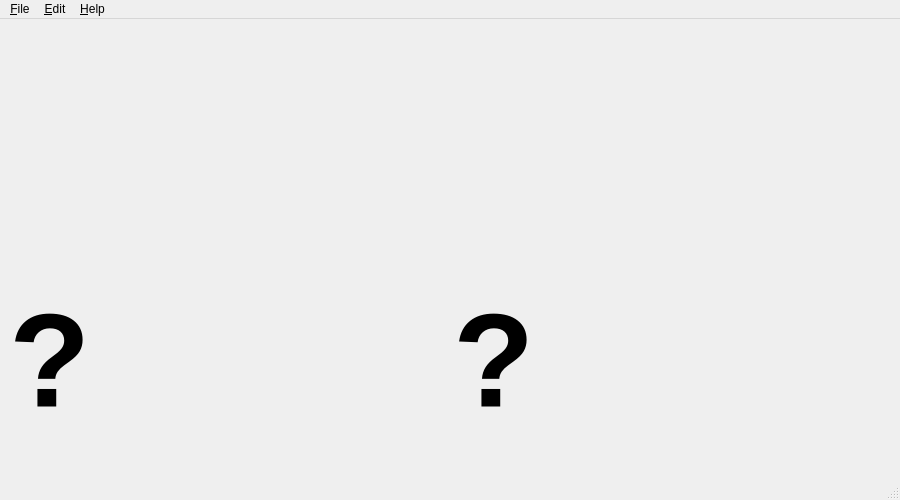
First picture: the form in src/UIMain.ui, repository jolange/qTuner, before the edit.
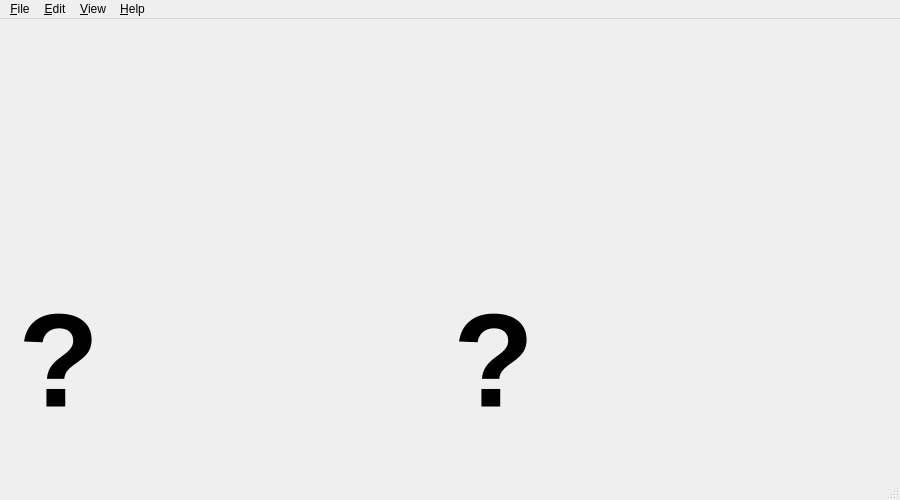
Second picture: the form after the edit.

Commit message: show/hide

What changed in the file:
```diff
--- a/src/UIMain.ui
+++ b/src/UIMain.ui
@@ -46,21 +46,8 @@
        </widget>
       </item>
       <item>
+       <widget class="QWidget" name="widgetNumTuner" native="true">
        <layout class="QHBoxLayout" name="horizontalLayout">
-        <item>
-         <widget class="QLabel" name="labelNote">
-          <property name="font">
-           <font>
-            <pointsize>100</pointsize>
-            <weight>75</weight>
-            <bold>true</bold>
-           </font>
-          </property>
-          <property name="text">
-           <string>?</string>
-          </property>
-         </widget>
-        </item>
         <item>
          <widget class="QLabel" name="labelRemainder">
           <property name="font">
@@ -75,7 +62,24 @@
           </property>
          </widget>
         </item>
-       </layout>
+         <item>
+          <widget class="QLabel" name="labelNote">
+           <property name="font">
+            <font>
+             <pointsize>100</pointsize>
+             <weight>75</weight>
+             <bold>true</bold>
+            </font>
+           </property>
+           <property name="text">
+            <string>?</string>
+           </property>
+          </widget>
+         </item>
+        </layout>
+        <zorder>labelNote</zorder>
+        <zorder>labelRemainder</zorder>
+       </widget>
       </item>
      </layout>
     </item>
@@ -87,7 +91,7 @@
      <x>0</x>
      <y>0</y>
      <width>900</width>
-     <height>21</height>
+     <height>23</height>
     </rect>
    </property>
    <widget class="QMenu" name="menuFile">
@@ -107,8 +111,16 @@
      <string>&amp;Edit</string>
     </property>
    </widget>
+   <widget class="QMenu" name="menuView">
+    <property name="title">
+     <string>&amp;View</string>
+    </property>
+    <addaction name="actionShowGrTuner"/>
+    <addaction name="actionShowNumTuner"/>
+   </widget>
    <addaction name="menuFile"/>
    <addaction name="menuEdit"/>
+   <addaction name="menuView"/>
    <addaction name="menuHelp"/>
   </widget>
   <widget class="QStatusBar" name="statusbar"/>
```
Left out of the diff: 19 changed lines with no effect on the pictures. Lines whose indentation alone changed are shown as unchanged. The commit also changes 2 other files.
